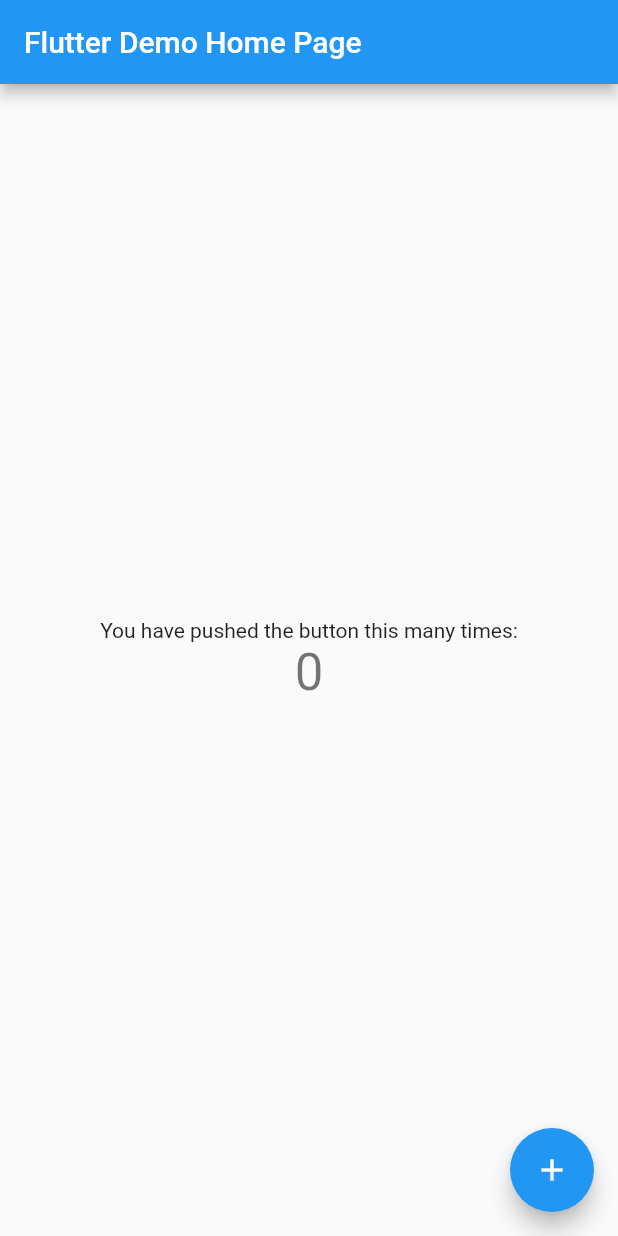
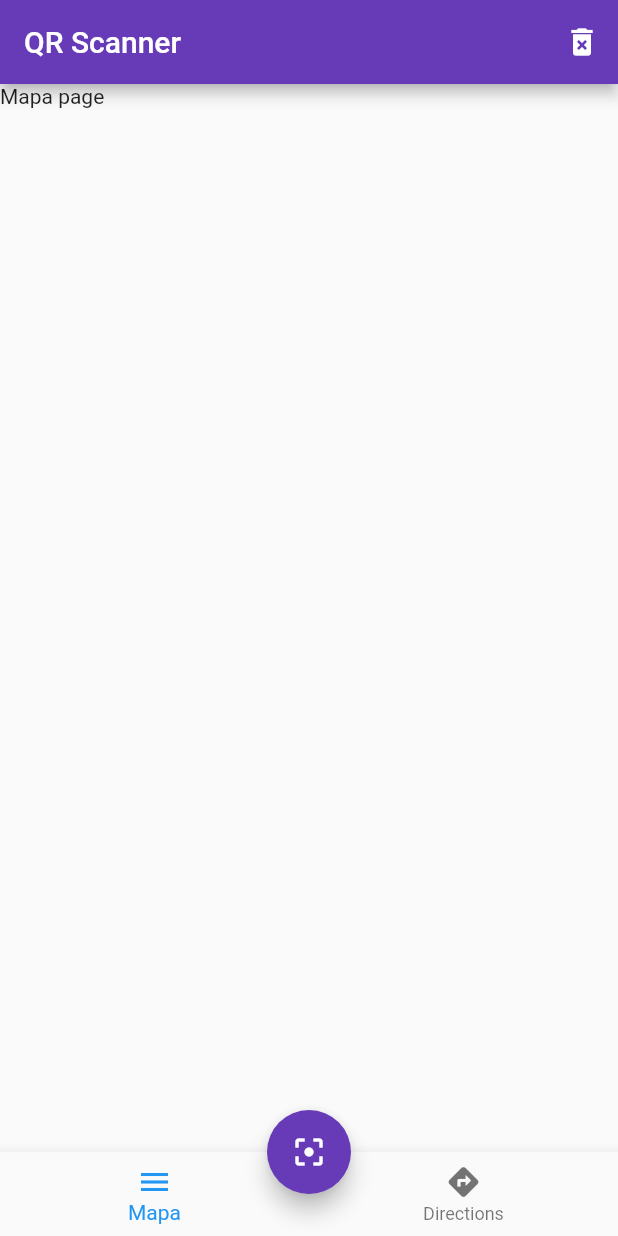
Before and after one commit to alejandroPolak-1/Flutter_QRScanner, a Flutter app: the screen it shows after launch, on a phone screen of 412 x 824 dp. Run offline on Flutter 3.47's test engine with Material 2 defaults, Android fonts, the phone set to English and light mode, and no system bars; our stand-ins replace sqflite; missing offline and left inert: barcode_scan; accounts and stored records are empty.

Commit message:
diseño primera parte

```diff
--- a/lib/main.dart
+++ b/lib/main.dart
@@ -1,113 +1,23 @@
 import 'package:flutter/material.dart';
 
-void main() {
-  runApp(MyApp());
-}
+import 'package:flutter_qr_scanner/src/pages/home_page.dart';
+//import 'package:flutter_qr_scanner/src/pages/mapa_page.dart';
+
+void main() => runApp(MyApp());
 
 class MyApp extends StatelessWidget {
-  // This widget is the root of your application.
   @override
   Widget build(BuildContext context) {
     return MaterialApp(
-      title: 'Flutter Demo',
-      theme: ThemeData(
-        // This is the theme of your application.
-        //
-        // Try running your application with "flutter run". You'll see the
-        // application has a blue toolbar. Then, without quitting the app, try
-        // changing the primarySwatch below to Colors.green and then invoke
-        // "hot reload" (press "r" in the console where you ran "flutter run",
-        // or simply save your changes to "hot reload" in a Flutter IDE).
-        // Notice that the counter didn't reset back to zero; the application
-        // is not restarted.
-        primarySwatch: Colors.blue,
-      ),
-      home: MyHomePage(title: 'Flutter Demo Home Page'),
+      debugShowCheckedModeBanner: false,
+      title: 'QRReader',
+      home: HomePage(),
+      // initialRoute: 'home',
+      // routes: {
+      //   'home': (BuildContext context) => HomePage(),
+      //   'mapa': (BuildContext context) => MapaPage()
+      // },
+      theme: ThemeData(primaryColor: Colors.deepPurple),
     );
   }
 }
-
-class MyHomePage extends StatefulWidget {
-  MyHomePage({Key key, this.title}) : super(key: key);
-
-  // This widget is the home page of your application. It is stateful, meaning
-  // that it has a State object (defined below) that contains fields that affect
-  // how it looks.
-
-  // This class is the configuration for the state. It holds the values (in this
-  // case the title) provided by the parent (in this case the App widget) and
-  // used by the build method of the State. Fields in a Widget subclass are
-  // always marked "final".
-
-  final String title;
-
-  @override
-  _MyHomePageState createState() => _MyHomePageState();
-}
-
-class _MyHomePageState extends State<MyHomePage> {
-  int _counter = 0;
-
-  void _incrementCounter() {
-    setState(() {
-      // This call to setState tells the Flutter framework that something has
-      // changed in this State, which causes it to rerun the build method below
-      // so that the display can reflect the updated values. If we changed
-      // _counter without calling setState(), then the build method would not be
-      // called again, and so nothing would appear to happen.
-      _counter++;
-    });
-  }
-
-  @override
-  Widget build(BuildContext context) {
-    // This method is rerun every time setState is called, for instance as done
-    // by the _incrementCounter method above.
-    //
-    // The Flutter framework has been optimized to make rerunning build methods
-    // fast, so that you can just rebuild anything that needs updating rather
-    // than having to individually change instances of widgets.
-    return Scaffold(
-      appBar: AppBar(
-        // Here we take the value from the MyHomePage object that was created by
-        // the App.build method, and use it to set our appbar title.
-        title: Text(widget.title),
-      ),
-      body: Center(
-        // Center is a layout widget. It takes a single child and positions it
-        // in the middle of the parent.
-        child: Column(
-          // Column is also a layout widget. It takes a list of children and
-          // arranges them vertically. By default, it sizes itself to fit its
-          // children horizontally, and tries to be as tall as its parent.
-          //
-          // Invoke "debug painting" (press "p" in the console, choose the
-          // "Toggle Debug Paint" action from the Flutter Inspector in Android
-          // Studio, or the "Toggle Debug Paint" command in Visual Studio Code)
-          // to see the wireframe for each widget.
-          //
-          // Column has various properties to control how it sizes itself and
-          // how it positions its children. Here we use mainAxisAlignment to
-          // center the children vertically; the main axis here is the vertical
-          // axis because Columns are vertical (the cross axis would be
-          // horizontal).
-          mainAxisAlignment: MainAxisAlignment.center,
-          children: <Widget>[
-            Text(
-              'You have pushed the button this many times:',
-            ),
-            Text(
-              '$_counter',
-              style: Theme.of(context).textTheme.headline4,
-            ),
-          ],
-        ),
-      ),
-      floatingActionButton: FloatingActionButton(
-        onPressed: _incrementCounter,
-        tooltip: 'Increment',
-        child: Icon(Icons.add),
-      ), // This trailing comma makes auto-formatting nicer for build methods.
-    );
-  }
-}
--- /dev/null
+++ b/lib/src/pages/home_page.dart
@@ -0,0 +1,93 @@
+import 'package:flutter/material.dart';
+//import 'dart:io';
+
+import 'package:barcode_scan/barcode_scan.dart';
+
+import 'package:flutter_qr_scanner/src/pages/directions_page.dart';
+import 'package:flutter_qr_scanner/src/pages/mapa_page.dart';
+
+class HomePage extends StatefulWidget {
+  @override
+  _HomePageState createState() => _HomePageState();
+}
+
+class _HomePageState extends State<HomePage> {
+  int currentIndex = 0;
+
+  @override
+  Widget build(BuildContext context) {
+    return Scaffold(
+      appBar: AppBar(
+        title: Text("QR Scanner"),
+        actions: <Widget>[
+          IconButton(
+            icon: Icon(Icons.delete_forever),
+            tooltip: 'Open shopping cart',
+            onPressed: () {
+              // handle the press
+            },
+          ),
+        ],
+      ),
+      body: _callPage(currentIndex),
+      bottomNavigationBar: _crearBottomNavigationBar(),
+      floatingActionButtonLocation: FloatingActionButtonLocation.centerDocked,
+      floatingActionButton: FloatingActionButton(
+        child: Icon(Icons.filter_center_focus),
+        onPressed: _scanQR,
+        backgroundColor: Theme.of(context).primaryColor,
+      ),
+    );
+  }
+
+
+
+  _scanQR() async {
+    // https://fernando-herrera.com
+    // geo:40.724233047051705,-74.00731459101564
+
+    // String futureString = '';
+    String futureString = '';
+    try {
+      // LECTOR QR;
+      futureString = await BarcodeScanner.scan();
+    } catch (e) {
+      futureString = e.toString();
+    }
+
+    print('future String: $futureString');
+
+    if (futureString != null) {
+      print("Leyendo Info");
+    }
+  }
+
+  _callPage(int actualPage) {
+    switch (actualPage) {
+      case 0:
+        return MapaPage();
+      case 1:
+        return DireccionesPage();
+
+      default:
+        return MapaPage();
+    }
+  }
+
+  Widget _crearBottomNavigationBar() {
+    return BottomNavigationBar(
+      currentIndex: currentIndex,
+       onTap: (index) {
+        setState(() {
+          currentIndex = index;
+        });
+      },
+      items: [
+        BottomNavigationBarItem(icon: Icon(Icons.menu), label: 'Mapa'),
+        BottomNavigationBarItem(
+            icon: Icon(Icons.directions), label: 'Directions'),
+      ],
+    );
+  }
+
+}
--- /dev/null
+++ b/lib/src/pages/mapa_page.dart
@@ -0,0 +1,10 @@
+import 'package:flutter/material.dart';
+
+class MapaPage extends StatelessWidget {
+  @override
+  Widget build(BuildContext context) {
+    return Container(
+      child: Text('Mapa page'),
+    );
+  }
+}
```
Also changed, not shown: lib/src/models/scan_model.dart (added, +40 -0 lines), lib/src/pages/directions_page.dart (added, +10 -0 lines), lib/src/providers/db_provider.dart (added, +48 -0 lines).
